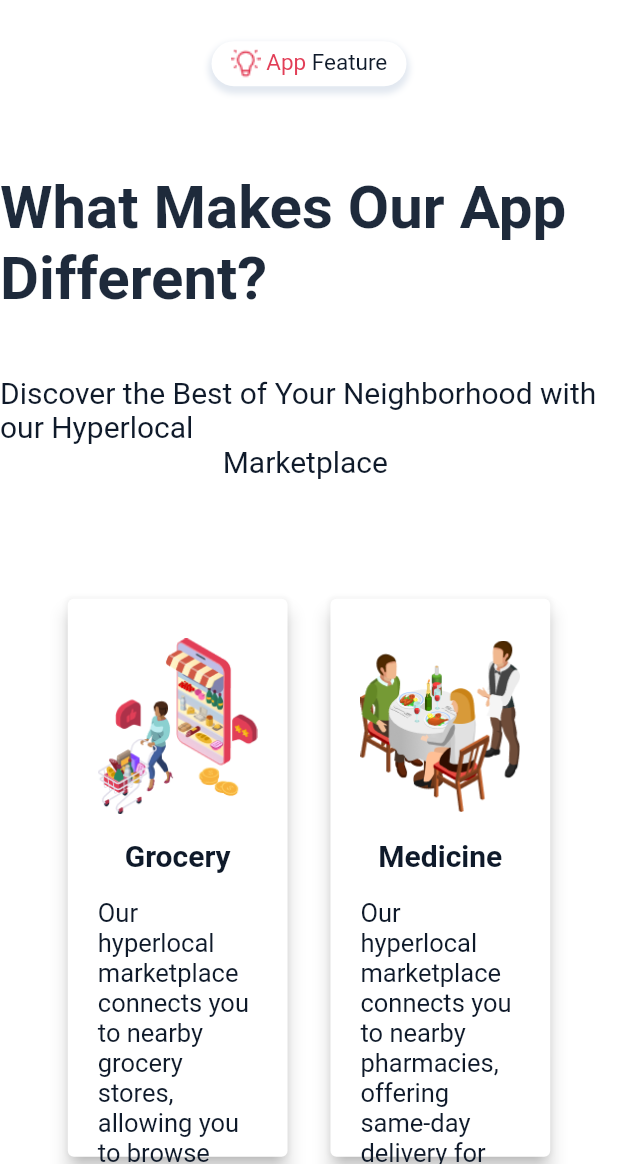
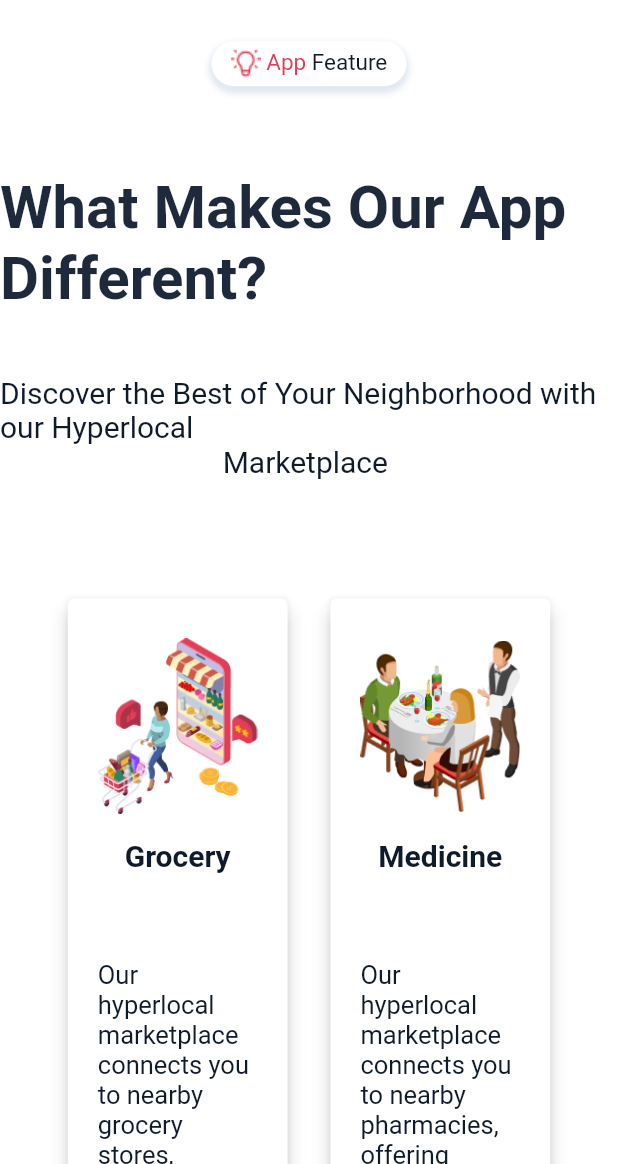
Before and after one commit to satyamsingh2001/AAGYO-Landing-Page, a Flutter app: the screen it shows after launch, scrolled down 576 dp, on a phone screen of 412 x 824 dp, the part 72-1236 px from its top. Run offline on Flutter 3.47's test engine with Material 2 defaults, Android fonts, the phone set to English and light mode, and no system bars; our stand-ins replace carousel_slider.

Commit message:
"updated"

```diff
--- a/lib/dashboard/views/home.dart
+++ b/lib/dashboard/views/home.dart
@@ -192,7 +192,7 @@ class HomeScreen extends StatelessWidget {
                 Padding(
                     padding: EdgeInsets.symmetric(
                         horizontal: size.width * .1, vertical: 10),
-                    child: ConstGridView()),
+                    child: const ConstGridView()),
                 SizedBox(
                   height: size.height * .1,
                 ),
@@ -300,48 +300,66 @@ class HomeScreen extends StatelessWidget {
                 SizedBox(
                   height: size.height * .15,
                 ),
-                Stack(
+                SizedBox(
+                  height:size.height * 0.79,
+                  child: LayoutBuilder(
+                      builder: (context, constraints) {
+                        Size size = constraints.biggest;
+                      return Stack(
                         children: [
                           SizedBox(
                             height: size.height * 0.79,
                             child: Align(
                               alignment: AlignmentDirectional.bottomEnd,
                               child: Wrap(
+                                alignment: WrapAlignment.end,
                                 children: [
                                   ConstantContainer(
-                              height: size.height * 0.6,
-                              width: size.width / 2,
+                                    height: size.height * 0.7,
+                                    width: size.width *
+                                        0.4, // Adjusted width for the left container
                                     color: AppColors.primary700,
+                                    borderColor: AppColors.primary700,
                                     child: Padding(
                                       padding: EdgeInsets.fromLTRB(
-                                   size.width * .05,
-                                  size.height * .1,size.width * .05,0
+                                        size.width * 0.05,
+                                        size.height * 0.1,
+                                        size.width * 0.05,
+                                        0,
                                       ),
                                       child: Wrap(
+                                        crossAxisAlignment: WrapCrossAlignment.start,
                                         children: [
-                                    Text(
+                                          Container(
+                                            width: size.width * 0.35,
+                                            child: Text(
                                               "AAGYO App is Available For All Devices",
                                               style: AppTextStyles.k40
                                                   .copyWith(color: AppColors.white),
                                             ),
+                                          ),
                                           SizedBox(
-                                      height: size.height * 0.08,
+                                            height: size.height * 0.03,
                                           ),
-                                    Text(
+                                          Container(
+                                            width: size.width * 0.35,
+                                            child: Text(
                                               "Say goodbye to the hassle of traditional shopping",
-                                      style: AppTextStyles.kBody20RegularTextStyle
+                                              style: AppTextStyles
+                                                  .kBody20RegularTextStyle
                                                   .copyWith(color: AppColors.white30),
                                             ),
+                                          ),
                                           SizedBox(
-                                      height: size.height * .01,
+                                            height: size.height * 0.02,
                                           ),
                                           Wrap(
+                                            spacing: size.width * 0.005,
                                             children: [
-                                        Image.asset(playstore),
-                                        SizedBox(
-                                          width: size.width * 0.005,
-                                        ),
-                                        Image.asset(apple),
+                                              Image.asset(playstore,
+                                                  height: 40, width: 130),
+                                              Image.asset(apple,
+                                                  height: 40, width: 130),
                                             ],
                                           ),
                                         ],
@@ -349,9 +367,11 @@ class HomeScreen extends StatelessWidget {
                                     ),
                                   ),
                                   ConstantContainer(
-                              height: size.height * 0.6,
-                              width: size.width / 2,
+                                    height: size.height * 0.7,
+                                    width: size.width *
+                                        0.6, // Adjusted width for the right container
                                     color: AppColors.primary700,
+                                    borderColor: AppColors.primary700,
                                   ),
                                 ],
                               ),
@@ -360,9 +380,15 @@ class HomeScreen extends StatelessWidget {
                           Positioned(
                             right: 0,
                             top: 0,
-                      child: Image.asset(deliveryBoy),
+                            child: Image.asset(
+                              deliveryBoy,
+                              height: size.height * 0.79, // Adjusted height here
+                            ),
                           ),
                         ],
+                      );
+                    }
+                  ),
                 ),
                 SizedBox(
                   height: size.height * .1,
--- a/lib/dashboard/widgets/const_carousal.dart
+++ b/lib/dashboard/widgets/const_carousal.dart
@@ -13,7 +13,7 @@ class ConstCarousel extends StatelessWidget {
       options: CarouselOptions(
         // Customize options here, such as autoPlay, aspectRatio, etc.
         autoPlay: true,
-        viewportFraction: 0.2,
+        viewportFraction: 0.18,
         enlargeCenterPage: true,
         aspectRatio: 18 / 9,
         autoPlayInterval: const Duration(seconds: 3),
--- a/lib/dashboard/widgets/const_gridview.dart
+++ b/lib/dashboard/widgets/const_gridview.dart
@@ -30,22 +30,20 @@ class ConstGridView extends StatelessWidget {
       gridDelegate: SliverGridDelegateWithFixedCrossAxisCount(
           crossAxisCount: 2, // Number of columns in the grid
           crossAxisSpacing: size.width*.05, // Spacing between columns
-          mainAxisSpacing:  size.height*.05,
-          mainAxisExtent: 380,
+          mainAxisSpacing:  size.height*.005,
+          mainAxisExtent: size.height*.7,
           childAspectRatio:  3/2,
       ),
       itemCount: 4,
       itemBuilder: (context, index) {
         // Return a grid item widget based on the index
-        return SizedBox(
-          height: size.height*1.2,
-          child: Card(
+        return Wrap(
+          children: [
+            Card(
               elevation: 5,
                 child: Padding(
                   padding: const EdgeInsets.symmetric(vertical: 10, horizontal: 20),
-                child: Wrap(
-                  children: [
-                    Column(
+                  child: Column(
                     children: [
                       Image.asset(
                         img[index],
@@ -57,7 +55,7 @@ class ConstGridView extends StatelessWidget {
                         style: AppTextStyles.kBody20SemiboldTextStyle
                             .copyWith(color: AppColors.neutralDark),
                       ),
-                        SizedBox(height: size.height*0.02,),
+                      SizedBox(height: size.height*0.07,),
                       Text(
                         text[index],
                         style: AppTextStyles.kBody17RegularTextStyle
@@ -65,11 +63,10 @@ class ConstGridView extends StatelessWidget {
                       ),
                     ],
                   ),
-                  ],
-                ),
                 ),
               // ),
             ),
+          ],
         );
       },
     );
```
Also changed, not shown: lib/dashboard/views/footer.dart (+33 -31 lines). Lines whose indentation alone changed are shown as unchanged.
